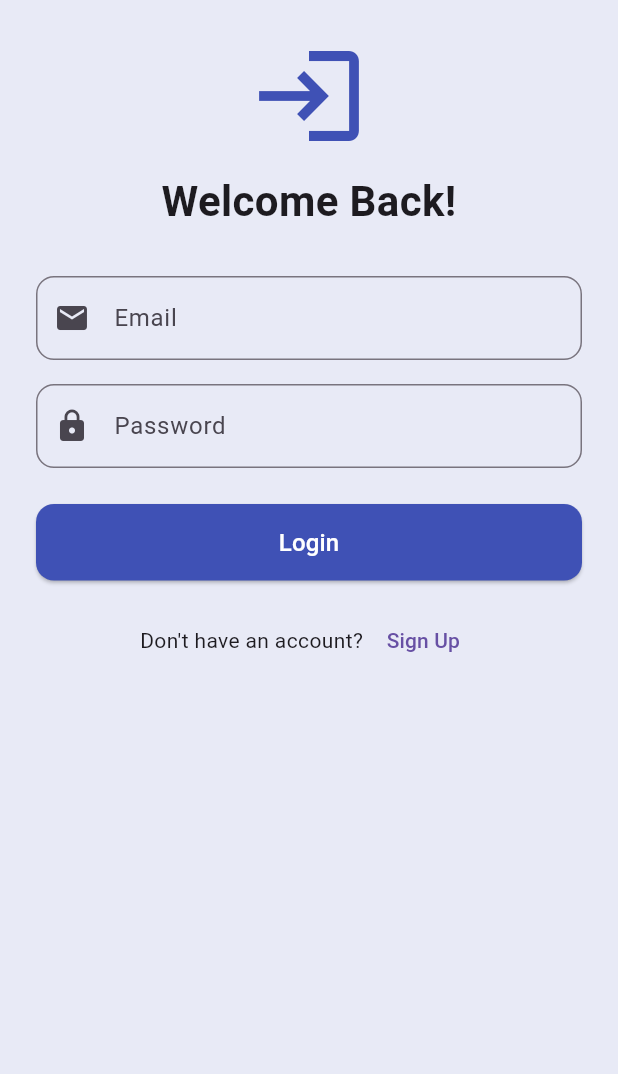
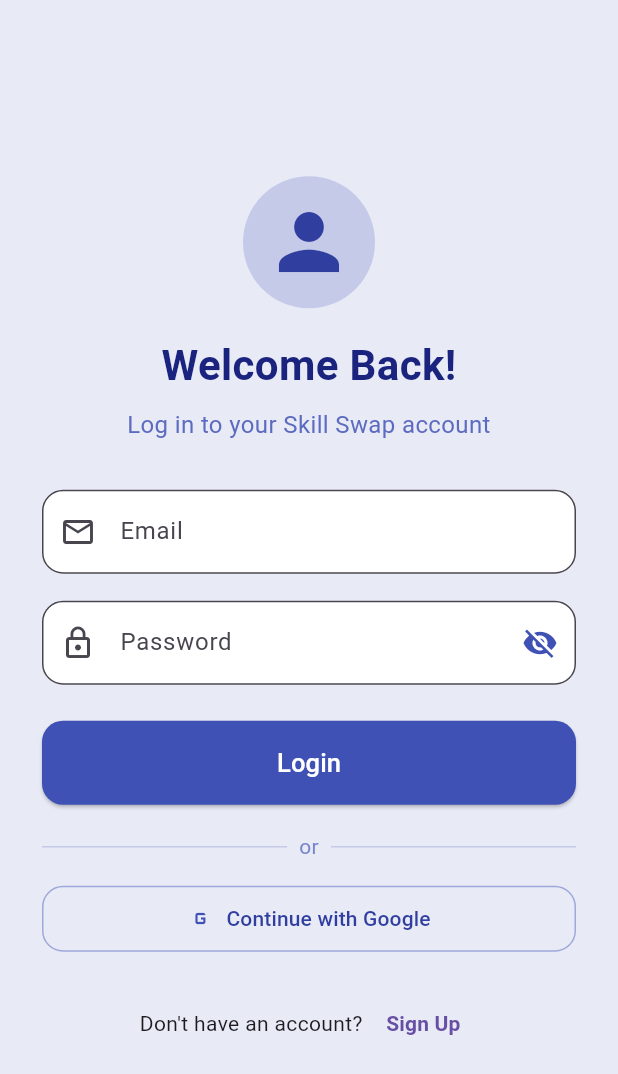
Before and after one commit to ArnabIITP/SkillEx, a Flutter app: the LoginPage screen opened directly, on a phone screen of 412 x 824 dp. Shown: the top 1074 px of the screen. Run offline on Flutter 3.47's test engine with Material 3 defaults, Android fonts, the light colour scheme and no system bars; our stand-ins replace cloud_firestore, firebase_auth, firebase_core, image_picker; accounts and stored records are empty.

Commit message:
updated uiux of login

```diff
--- a/lib/Screen/User/Login.dart
+++ b/lib/Screen/User/Login.dart
@@ -16,6 +16,7 @@
   String email = '';
   String password = '';
   bool isLoading = false;
+  bool showPassword = false;
 
   Future<void> loginUser() async {
     setState(() => isLoading = true);
@@ -49,19 +50,30 @@
     return Scaffold(
       backgroundColor: Colors.indigo[50],
       body: SafeArea(
+        child: Center(
           child: SingleChildScrollView(
-          padding: const EdgeInsets.all(24),
+            padding: const EdgeInsets.all(28),
             child: Column(
               crossAxisAlignment: CrossAxisAlignment.stretch,
               children: [
-              const Icon(Icons.login, size: 80, color: Colors.indigo),
-              const SizedBox(height: 10),
-              const Text(
+                CircleAvatar(
+                  radius: 44,
+                  backgroundColor: Colors.indigo[100],
+                  child: Icon(Icons.person, size: 60, color: Colors.indigo[700]),
+                ),
+                const SizedBox(height: 18),
+                Text(
                   "Welcome Back!",
-                style: TextStyle(fontSize: 28, fontWeight: FontWeight.bold),
+                  style: TextStyle(fontSize: 28, fontWeight: FontWeight.bold, color: Colors.indigo[900]),
                   textAlign: TextAlign.center,
                 ),
-              const SizedBox(height: 30),
+                const SizedBox(height: 8),
+                Text(
+                  "Log in to your Skill Swap account",
+                  style: TextStyle(fontSize: 16, color: Colors.indigo[400]),
+                  textAlign: TextAlign.center,
+                ),
+                const SizedBox(height: 32),
 
                 Form(
                   key: _formKey,
@@ -70,25 +82,37 @@
                       // Email
                       TextFormField(
                         decoration: InputDecoration(
-                        prefixIcon: const Icon(Icons.email),
+                          prefixIcon: const Icon(Icons.email_outlined),
                           labelText: "Email",
                           border: OutlineInputBorder(
-                          borderRadius: BorderRadius.circular(12),
+                            borderRadius: BorderRadius.circular(14),
                           ),
+                          filled: true,
+                          fillColor: Colors.white,
                         ),
+                        keyboardType: TextInputType.emailAddress,
                         validator: (val) => val!.isEmpty ? "Enter email" : null,
                         onChanged: (val) => email = val,
                       ),
-                    const SizedBox(height: 16),
+                      const SizedBox(height: 18),
 
                       // Password
                       TextFormField(
-                      obscureText: true,
+                        obscureText: !showPassword,
                         decoration: InputDecoration(
-                        prefixIcon: const Icon(Icons.lock),
+                          prefixIcon: const Icon(Icons.lock_outline),
                           labelText: "Password",
                           border: OutlineInputBorder(
-                          borderRadius: BorderRadius.circular(12),
+                            borderRadius: BorderRadius.circular(14),
+                          ),
+                          filled: true,
+                          fillColor: Colors.white,
+                          suffixIcon: IconButton(
+                            icon: Icon(
+                              showPassword ? Icons.visibility : Icons.visibility_off,
+                              color: Colors.indigo,
+                            ),
+                            onPressed: () => setState(() => showPassword = !showPassword),
                           ),
                         ),
                         validator: (val) => val!.isEmpty ? "Enter password" : null,
@@ -102,9 +126,9 @@
                               width: double.infinity,
                               child: ElevatedButton(
                                 style: ElevatedButton.styleFrom(
-                          padding: const EdgeInsets.symmetric(vertical: 14),
+                                  padding: const EdgeInsets.symmetric(vertical: 16),
                                   shape: RoundedRectangleBorder(
-                            borderRadius: BorderRadius.circular(12),
+                                    borderRadius: BorderRadius.circular(14),
                                   ),
                                   backgroundColor: Colors.indigo,
                                 ),
@@ -113,14 +137,44 @@
                                     loginUser();
                                   }
                                 },
-                        child: const Text("Login", style: TextStyle(fontSize: 16,color: Colors.white)),
+                                child: const Text("Login", style: TextStyle(fontSize: 17, color: Colors.white)),
                               ),
                             ),
                     ],
                   ),
                 ),
 
-              const SizedBox(height: 16),
+                const SizedBox(height: 18),
+
+                Row(
+                  children: [
+                    Expanded(child: Divider(thickness: 1, color: Colors.indigo[100])),
+                    Padding(
+                      padding: const EdgeInsets.symmetric(horizontal: 8),
+                      child: Text("or", style: TextStyle(color: Colors.indigo[300])),
+                    ),
+                    Expanded(child: Divider(thickness: 1, color: Colors.indigo[100])),
+                  ],
+                ),
+                const SizedBox(height: 14),
+
+                // Social login placeholder (optional)
+                OutlinedButton.icon(
+                  style: OutlinedButton.styleFrom(
+                    padding: const EdgeInsets.symmetric(vertical: 12),
+                    shape: RoundedRectangleBorder(
+                      borderRadius: BorderRadius.circular(14),
+                    ),
+                    side: BorderSide(color: Colors.indigo.shade200),
+                  ),
+                  icon: Icon(Icons.g_mobiledata, color: Colors.indigo),
+                  label: Text("Continue with Google", style: TextStyle(color: Colors.indigo[700])),
+                  onPressed: () {
+                    // TODO: Implement Google sign-in
+                  },
+                ),
+
+                const SizedBox(height: 22),
 
                 Row(
                   mainAxisAlignment: MainAxisAlignment.center,
@@ -133,7 +187,7 @@
                           MaterialPageRoute(builder: (_) => SignupPage()),
                         );
                       },
-                    child: const Text("Sign Up"),
+                      child: const Text("Sign Up", style: TextStyle(fontWeight: FontWeight.bold)),
                     )
                   ],
                 )
@@ -141,6 +195,7 @@
             ),
           ),
         ),
+      ),
     );
   }
 }
```
Lines whose indentation alone changed are shown as unchanged.
